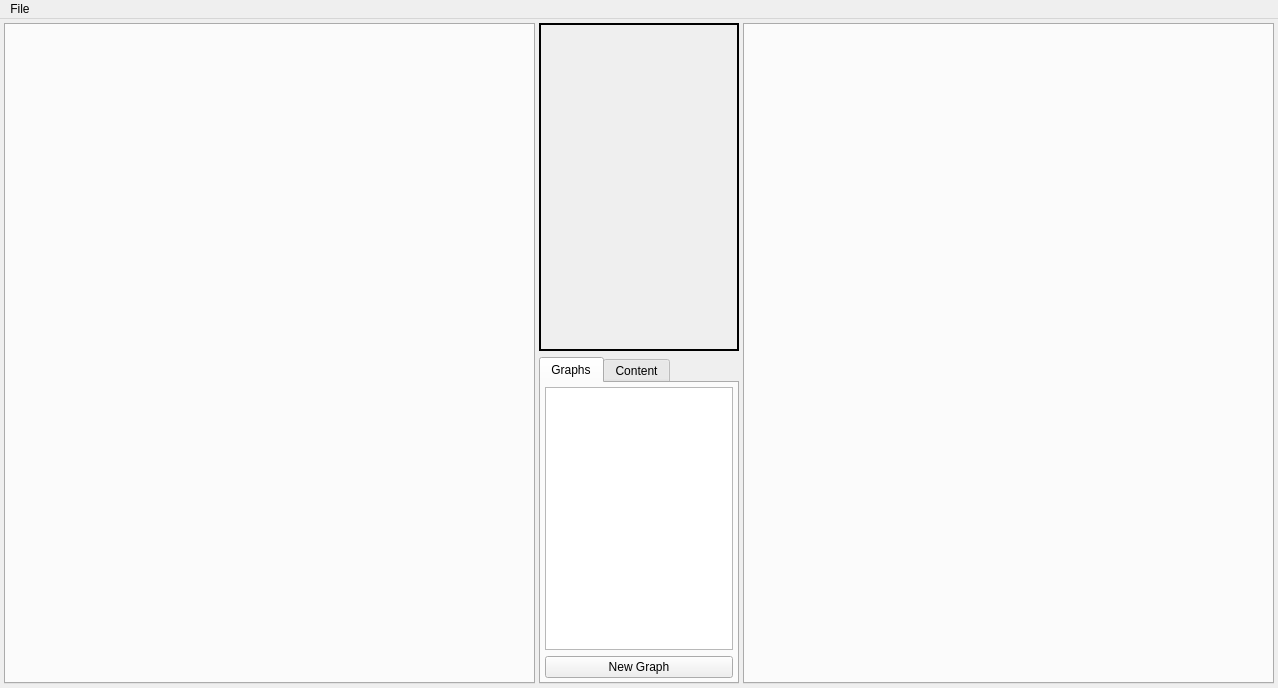
Qt form zengarden/source/forms/zengarden.ui (aedm/zengine) before a commit.
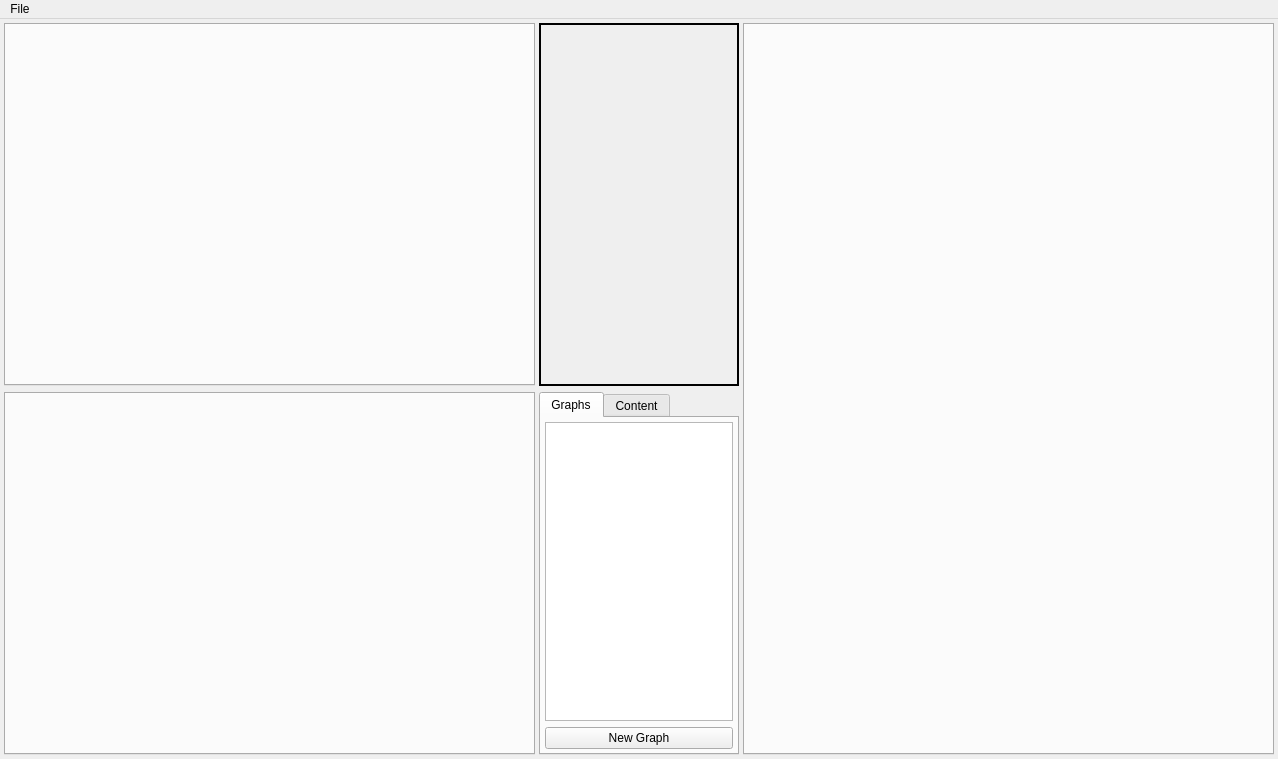
The same form after that commit. Icons and pictures are not drawn.

Commit message: Added a thrid panel for splines.

The edit to the form file:
```diff
--- a/zengarden/source/forms/zengarden.ui
+++ b/zengarden/source/forms/zengarden.ui
@@ -7,7 +7,7 @@
     <x>0</x>
     <y>0</y>
     <width>1278</width>
-    <height>688</height>
+    <height>759</height>
    </rect>
   </property>
   <property name="windowTitle">
@@ -40,13 +40,44 @@
      <number>4</number>
     </property>
     <item>
-     <widget class="QTabWidget" name="leftPanel">
+     <widget class="QWidget" name="widget" native="true">
+      <property name="sizePolicy">
+       <sizepolicy hsizetype="Expanding" vsizetype="Preferred">
+        <horstretch>0</horstretch>
+        <verstretch>0</verstretch>
+       </sizepolicy>
+      </property>
+      <layout class="QVBoxLayout" name="verticalLayout_6">
+       <property name="leftMargin">
+        <number>0</number>
+       </property>
+       <property name="topMargin">
+        <number>0</number>
+       </property>
+       <property name="rightMargin">
+        <number>0</number>
+       </property>
+       <property name="bottomMargin">
+        <number>0</number>
+       </property>
+       <item>
+        <widget class="QTabWidget" name="upperLeftPanel">
       <property name="currentIndex">
        <number>-1</number>
       </property>
       <property name="tabsClosable">
        <bool>true</bool>
       </property>
+        </widget>
+       </item>
+       <item>
+        <widget class="QTabWidget" name="bottomLeftPanel">
+         <property name="currentIndex">
+          <number>-1</number>
+         </property>
+        </widget>
+       </item>
+      </layout>
      </widget>
     </item>
     <item>
```
Lines whose indentation alone changed are shown as unchanged. The commit also changes 6 other files.
